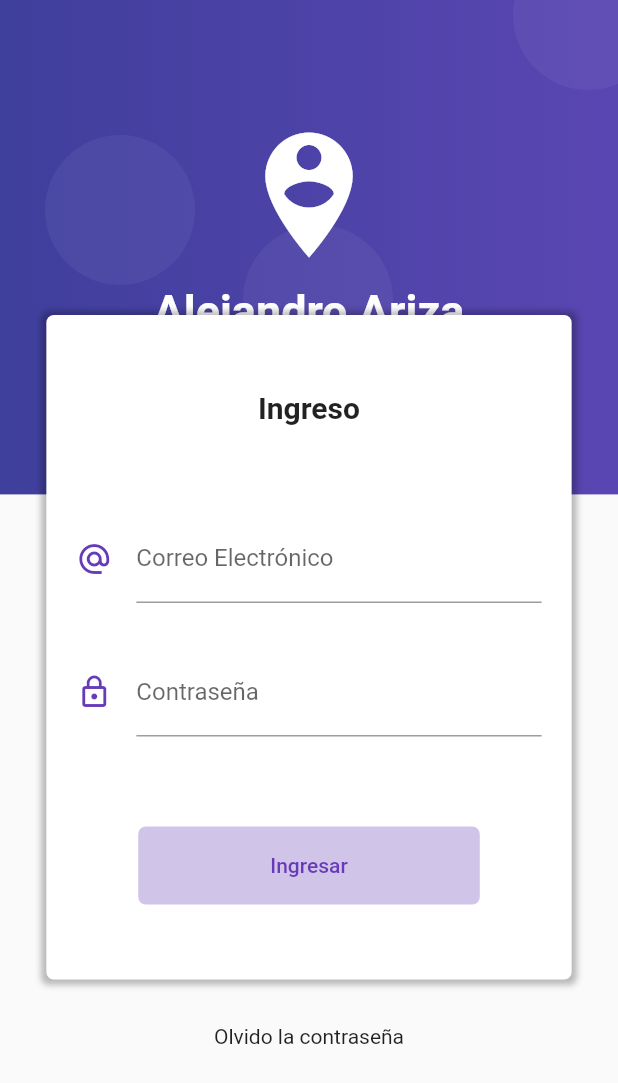
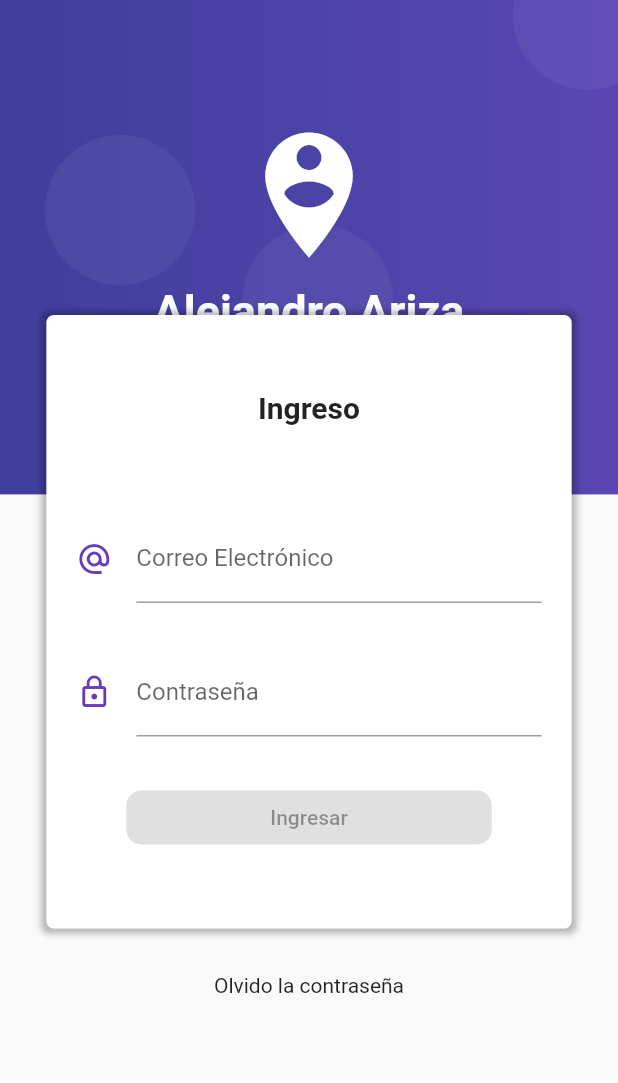
Before and after one commit to diegoarizadev/FlutterPatronBloc, a Flutter app: the screen it shows after launch, on a phone screen of 412 x 824 dp. Shown: the top 1083 px of the screen. Run offline on Flutter 3.47's test engine with Material 2 defaults, Android fonts, the phone set to English and light mode, and no system bars; our stand-ins replace rxdart.

```diff
--- a/patronbloc/lib/src/bloc/login_bloc.dart
+++ b/patronbloc/lib/src/bloc/login_bloc.dart
@@ -3,11 +3,14 @@
 import 'dart:async';
 
 import 'package:patronbloc/src/bloc/validators.dart';
+import 'package:rxdart/rxdart.dart';
+import 'package:rxdart/subjects.dart';
 
 class LoginBloc with Validators {
+  //Implementación de Mixing
   //Creacion de los controladores privados, para que varias Instancias esten escuchando.
-  final _emailController = StreamController<String>.broadcast();
-  final _passwordController = StreamController<String>.broadcast();
+  final _emailController = BehaviorSubject<String>();
+  final _passwordController = BehaviorSubject<String>();
 
   //Recuperar data el Stream
 
@@ -15,6 +18,9 @@ class LoginBloc with Validators {
       _emailController.stream.transform(validarEmail); //Escucha
   Stream<String> get passwordStream =>
       _passwordController.stream.transform(validarPassword); //Escucha
+
+  Stream<bool> get formValidStream =>
+      Rx.combineLatest2(emailStream, passwordStream, (e, p) => true);
 
   //Get para insertar data al Stream
   Function(String) get changeEmail => _emailController.sink.add;
--- a/patronbloc/lib/src/pages/login_page.dart
+++ b/patronbloc/lib/src/pages/login_page.dart
@@ -150,7 +150,7 @@ class LoginPage extends StatelessWidget {
                 _crearPassword(bloc),
                 SizedBox(
                   //Separación del texto con el TextField
-                  height: 60.0,
+                  height: 30.0,
                 ),
                 _crearBoton(bloc),
               ],
@@ -223,8 +223,13 @@ class LoginPage extends StatelessWidget {
   }
 
   _crearBoton(LoginBloc bloc) {
-    return TextButton(
-      onPressed: () {},
+    return StreamBuilder(
+        stream: bloc.formValidStream,
+        builder: (BuildContext context, AsyncSnapshot snapshot) {
+          return ElevatedButton(
+            onPressed: snapshot.hasData
+                ? () {}
+                : null, //si el snapshot tiene información, se llama invoca la funcion anonima normalmente,. de lo contrario null
             child: Container(
               padding: EdgeInsets.symmetric(
                 horizontal: 80.0,
@@ -232,13 +237,14 @@ class LoginPage extends StatelessWidget {
               ),
               child: Text('Ingresar'),
             ),
-      style: TextButton.styleFrom(
+            style: ElevatedButton.styleFrom(
               primary: Colors.deepPurple,
-          backgroundColor: Colors.deepPurple[100],
-          onSurface: Colors.grey,
               shape: RoundedRectangleBorder(
-            borderRadius: BorderRadius.circular(5.0),
-          )),
+                borderRadius: BorderRadius.circular(10.0),
+              ),
+              elevation: 0.0,
+            ),
           );
+        });
   }
 }
--- a/patronbloc/pubspec.yaml
+++ b/patronbloc/pubspec.yaml
@@ -28,6 +28,7 @@ dependencies:
   # The following adds the Cupertino Icons font to your application.
   # Use with the CupertinoIcons class for iOS style icons.
   cupertino_icons: ^1.0.2
+  rxdart: ^0.27.1
 
 dev_dependencies:
   flutter_test:
```
Also changed, not shown: patronbloc/pubspec.lock. Lines whose indentation alone changed are shown as unchanged.
